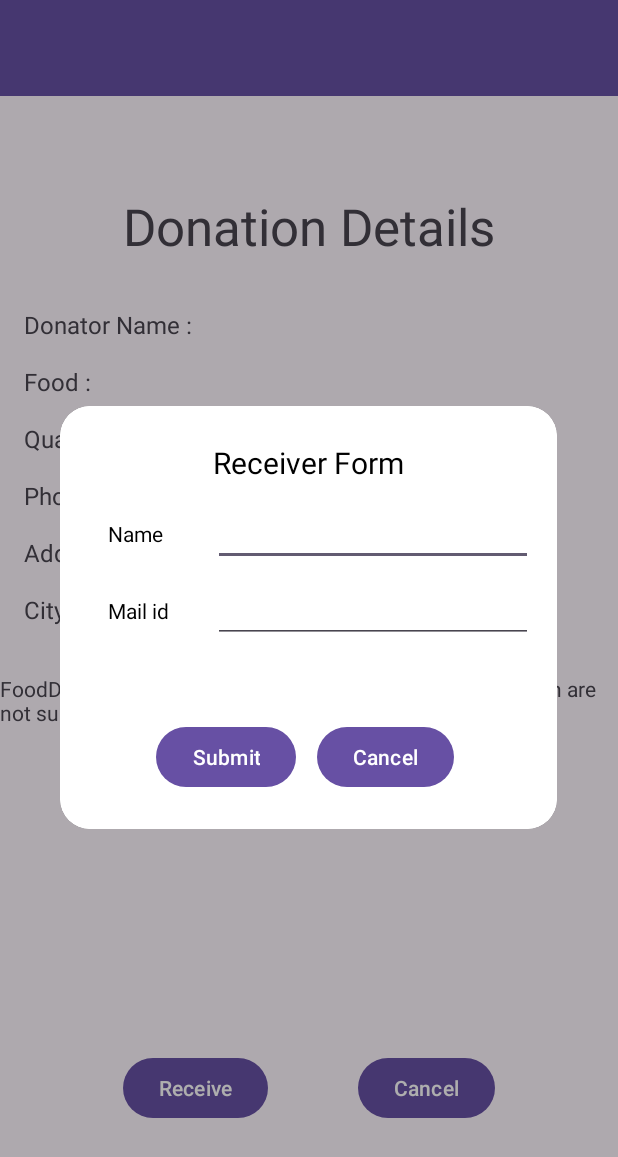
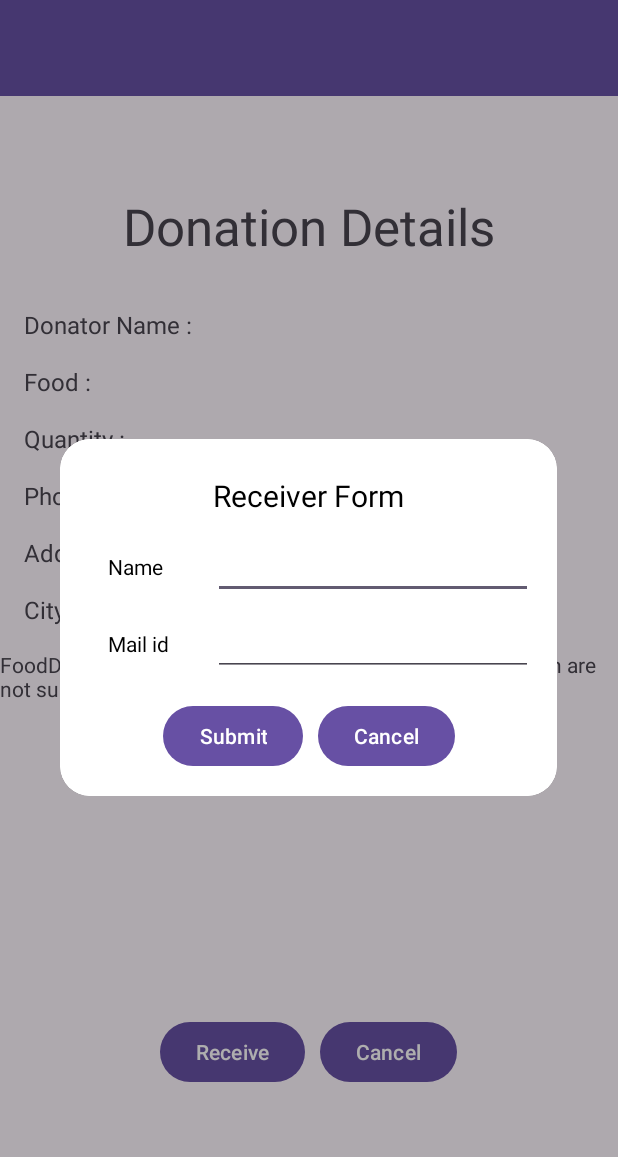
Before and after one commit to BManoj04/FoodDonation, an Android app: the MainActivity2 screen opened directly, with no data from a screen before it, after a tap on "Receive", on a phone screen of 412 x 824 dp. Shown: the top 1157 px of the screen. Run offline under Robolectric (Android 15) with nearby library versions, the phone set to English and light mode, and no system bars; our stand-ins replace Firebase (no records; nobody signed in at launch, a user with empty details on screens opened directly); 2 statements that could not run were skipped.

Commit message:
100% core functionality completed

```diff
--- a/app/src/main/java/com/example/fooddonation/MainActivity.java
+++ b/app/src/main/java/com/example/fooddonation/MainActivity.java
@@ -56,6 +56,7 @@ public class MainActivity extends AppCompatActivity implements LocationListener
     LocationManager locationManager;
     double lat = 0,lon = 0;
     String address = "";
+    Boolean locationBollean = true;
 
     @Override
     protected void onCreate(Bundle savedInstanceState) {
@@ -245,7 +246,10 @@ public class MainActivity extends AppCompatActivity implements LocationListener
         }catch (Exception e){
             e.printStackTrace();
         }
-        Toast.makeText(MainActivity.this,"Location Collected Successfully",Toast.LENGTH_SHORT).show();
+        if(locationBollean) {
+            Toast.makeText(MainActivity.this, "Location Detected", Toast.LENGTH_SHORT).show();
+        }
+        locationBollean = false;
     }
 
     @Override
--- a/app/src/main/res/layout/activity_main2.xml
+++ b/app/src/main/res/layout/activity_main2.xml
@@ -1,7 +1,12 @@
 <?xml version="1.0" encoding="utf-8"?>
-<androidx.constraintlayout.widget.ConstraintLayout xmlns:android="http://schemas.android.com/apk/res/android"
+<ScrollView xmlns:android="http://schemas.android.com/apk/res/android"
     xmlns:app="http://schemas.android.com/apk/res-auto"
     xmlns:tools="http://schemas.android.com/tools"
+    android:layout_width="match_parent"
+    android:layout_height="match_parent"
+    tools:layout_editor_absoluteX="0dp"
+    tools:layout_editor_absoluteY="0dp">
+<androidx.constraintlayout.widget.ConstraintLayout
     android:layout_width="match_parent"
     android:layout_height="match_parent"
     tools:context=".MainActivity2">
@@ -142,31 +147,42 @@
         app:layout_constraintBaseline_toBaselineOf="@+id/textView17"
         app:layout_constraintStart_toStartOf="@+id/textView22" />
 
-    <Button
-        android:id="@+id/button"
-        android:layout_width="wrap_content"
-        android:layout_height="wrap_content"
-        android:layout_marginTop="32dp"
-        android:text="Receive"
-        app:layout_constraintStart_toStartOf="@+id/textView10"
-        app:layout_constraintTop_toBottomOf="@+id/map" />
-
     <fragment
         android:id="@+id/map"
         android:name="com.google.android.gms.maps.SupportMapFragment"
         android:layout_width="match_parent"
         android:layout_height="220dp"
-        app:layout_constraintBottom_toTopOf="@+id/button4"
+        android:layout_marginTop="16dp"
+        app:layout_constraintBottom_toTopOf="@+id/layout"
         app:layout_constraintEnd_toEndOf="@+id/textView23"
         app:layout_constraintStart_toStartOf="@+id/textView17"
         app:layout_constraintTop_toBottomOf="@+id/textView17" />
 
-    <Button
-        android:id="@+id/button4"
-        android:layout_width="wrap_content"
+    <LinearLayout
+        android:id="@+id/layout"
+        android:layout_width="match_parent"
         android:layout_height="wrap_content"
-        android:text="Cancel"
-        app:layout_constraintBaseline_toBaselineOf="@+id/button"
-        app:layout_constraintEnd_toEndOf="@+id/textView10" />
+        android:layout_marginTop="24dp"
+        android:gravity="center"
+        android:orientation="horizontal"
+        app:layout_constraintBottom_toBottomOf="parent"
+        app:layout_constraintEnd_toEndOf="parent"
+        app:layout_constraintStart_toStartOf="parent"
+        app:layout_constraintTop_toBottomOf="@+id/map">
+
+        <Button
+            android:id="@+id/button"
+            android:layout_width="wrap_content"
+            android:layout_height="wrap_content"
+            android:text="Receive"/>
+
+        <Button
+            android:id="@+id/button4"
+            android:layout_width="wrap_content"
+            android:layout_height="wrap_content"
+            android:layout_marginLeft="10dp"
+            android:text="Cancel" />
+    </LinearLayout>
 
 </androidx.constraintlayout.widget.ConstraintLayout>
+</ScrollView>
--- a/app/src/main/res/layout/dialogbox2.xml
+++ b/app/src/main/res/layout/dialogbox2.xml
@@ -70,27 +70,33 @@
             app:layout_constraintEnd_toEndOf="parent"
             app:layout_constraintStart_toStartOf="@+id/textView2" />
 
+        <LinearLayout
+            android:layout_width="match_parent"
+            android:layout_height="wrap_content"
+            android:layout_marginTop="16dp"
+            android:layout_marginBottom="16dp"
+            android:gravity="center"
+            android:orientation="horizontal"
+            app:layout_constraintBottom_toBottomOf="parent"
+            app:layout_constraintEnd_toEndOf="parent"
+            app:layout_constraintStart_toStartOf="parent"
+            app:layout_constraintTop_toBottomOf="@+id/mailid">
 
-        <Button
-            android:id="@+id/button2"
-            android:layout_width="wrap_content"
-            android:layout_height="wrap_content"
-            android:text="Cancel"
-            app:layout_constraintBaseline_toBaselineOf="@+id/button3"
-            app:layout_constraintEnd_toEndOf="parent"
-            app:layout_constraintStart_toStartOf="@+id/mailid" />
+            <Button
+                android:id="@+id/button3"
+                android:layout_width="wrap_content"
+                android:layout_height="wrap_content"
+                android:text="Submit" />
 
-        <Button
-            android:id="@+id/button3"
-            android:layout_width="wrap_content"
-            android:layout_height="wrap_content"
-            android:layout_marginStart="32dp"
-            android:layout_marginTop="64dp"
-            android:layout_marginBottom="24dp"
-            android:text="Submit"
-            app:layout_constraintBottom_toBottomOf="parent"
-            app:layout_constraintStart_toStartOf="@+id/textView4"
-            app:layout_constraintTop_toBottomOf="@+id/textView4" />
+            <Button
+                android:id="@+id/button2"
+                android:layout_width="wrap_content"
+                android:layout_height="wrap_content"
+                android:layout_marginLeft="10dp"
+                android:text="Cancel"
+                app:layout_constraintBaseline_toBaselineOf="@+id/button3" />
+        </LinearLayout>
+
 
 
     </androidx.constraintlayout.widget.ConstraintLayout>
```
Also changed, not shown: app/src/main/java/com/example/fooddonation/ui/home/HomeFragment.java (+34 -1 lines), app/src/main/res/layout/dialogbox.xml (+25 -18 lines), app/src/main/res/layout/fragment_home.xml (+10 -0 lines).
